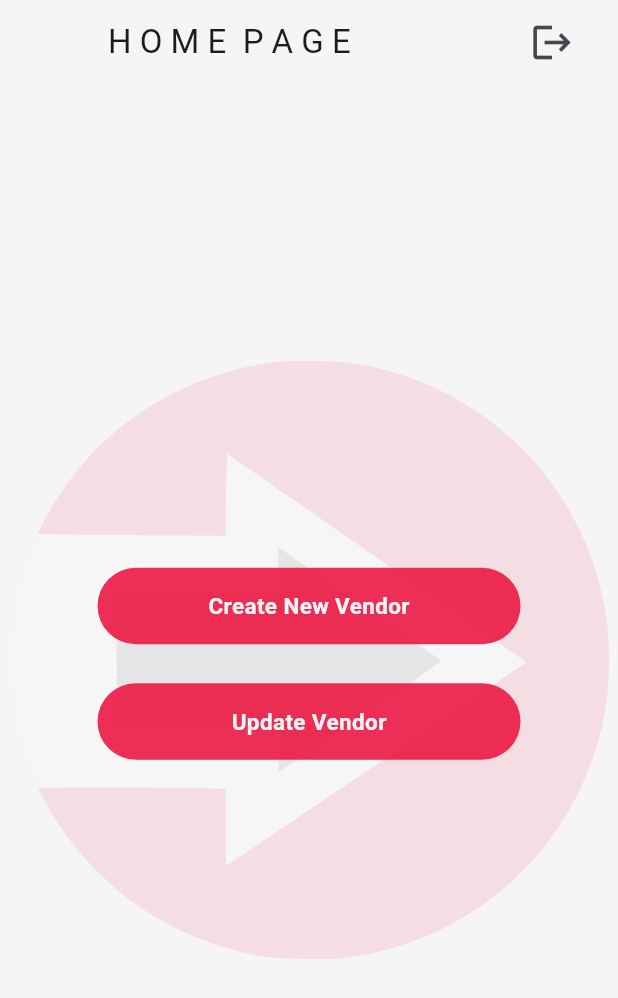
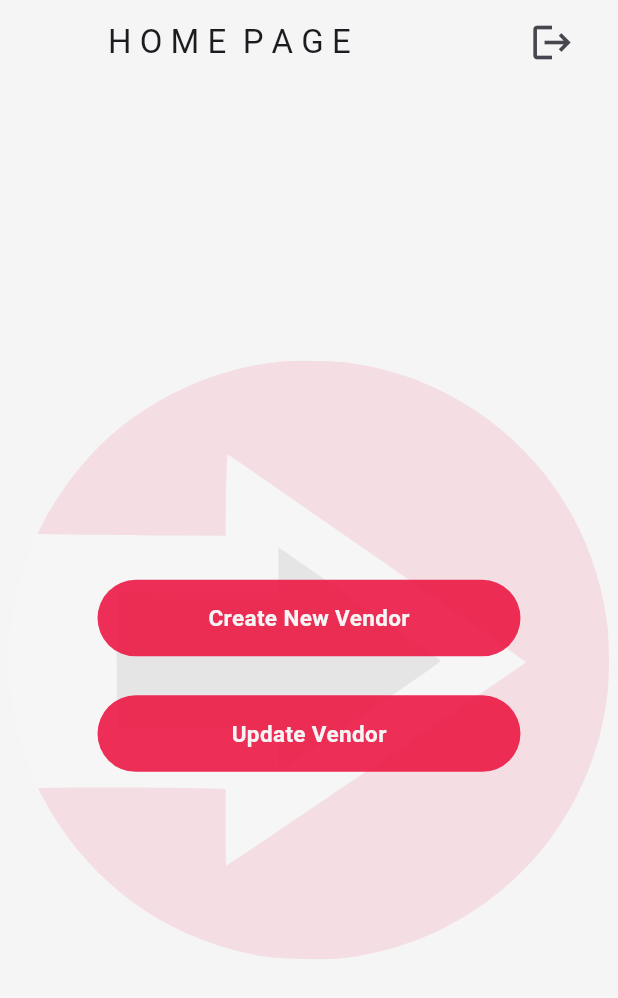
Before and after one commit to Jheezy30/agent_app, a Flutter app: the HomePage screen opened by its route, on a phone screen of 412 x 824 dp. Shown: the top 998 px of the screen. Run offline on Flutter 3.47's test engine with Material 3 defaults, Android fonts, the phone set to English and light mode, and no system bars; our stand-ins replace dio, dropdown_button2, flutter_svg, geolocator, permission_handler, shared_preferences; accounts and stored records are empty.

Commit message:
changes made to the home_page

```diff
--- a/lib/pages/home_page.dart
+++ b/lib/pages/home_page.dart
@@ -84,7 +84,7 @@ class _HomePageState extends State<HomePage> {
                     child: Column(
                       children: [
                         SizedBox(
-                            height: 15), // Space between the top and content
+                            height: MediaQuery.of(context).size.height * 0.13), // Space between the top and content
                         Expanded(
                           child: Container(
                             padding: const EdgeInsets.all(20),
@@ -158,10 +158,12 @@ class _UpdateVendorWidgetState extends State<UpdateVendorWidget> {
             mainAxisSize: MainAxisSize.min,
             children: [
               MyButton(onTap: _toggleEdit, text: "Update Vendor"),
-              if (_isEditing) ...[
                 SizedBox(height: 26),
                 Form(
                   key: formKey,
+                  child: AnimatedOpacity(
+                    opacity: _isEditing ? 1.0 : 0.0,
+                    duration: Duration(milliseconds: 300),
                     child: Row(
                       crossAxisAlignment: CrossAxisAlignment.start,
                       children: [
@@ -249,7 +251,7 @@ class _UpdateVendorWidgetState extends State<UpdateVendorWidget> {
                       ],
                     ),
                   ),
-              ],
+                ),
               ],
           ),
         ),
```
Lines whose indentation alone changed are shown as unchanged.
